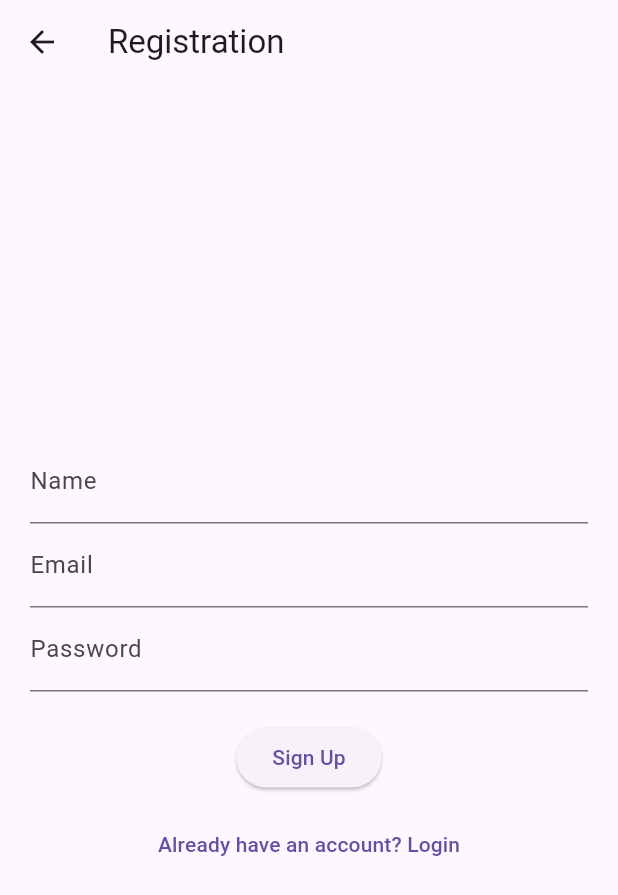
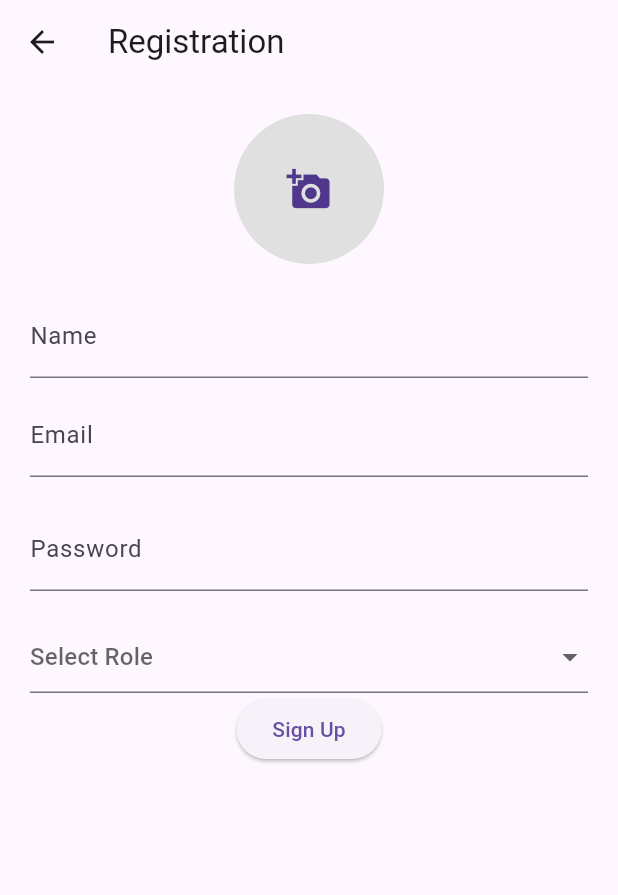
Before and after one commit to Rahulchavan3/pirateprogrammers, a Flutter app: the RegistrationPage screen opened by its route, after a tap on "Sign Up", on a phone screen of 412 x 824 dp. Shown: the top 895 px of the screen. Run offline on Flutter 3.47's test engine with Material 3 defaults, Android fonts, the phone set to English and light mode, and no system bars; our stand-ins replace cloud_firestore, firebase_auth, firebase_core, firebase_storage, image_picker; accounts and stored records are empty; network calls fail.

Commit message:
chnages in registration page

```diff
--- a/lib/registration_page.dart
+++ b/lib/registration_page.dart
@@ -1,7 +1,11 @@
 import 'package:flutter/material.dart';
 import 'package:firebase_auth/firebase_auth.dart';
 import 'package:cloud_firestore/cloud_firestore.dart';
-import 'package:pirateprogrammers/login_page.dart';
+
+import 'package:image_picker/image_picker.dart';
+import 'dart:io';
+import 'package:firebase_storage/firebase_storage.dart';
+import 'package:pirateprogrammers/volunteer/home_page.dart';
 
 class RegistrationPage extends StatefulWidget {
   const RegistrationPage({Key? key}) : super(key: key);
@@ -16,6 +20,45 @@ class _RegistrationPageState extends State<RegistrationPage> {
   final TextEditingController _nameController = TextEditingController();
   final TextEditingController _emailController = TextEditingController();
   final TextEditingController _passwordController = TextEditingController();
+  String? _selectedRole;
+  File? _image;
+
+  // Function to pick an image from gallery
+  Future<void> _getImage() async {
+    try {
+      final pickedFile =
+          await ImagePicker().pickImage(source: ImageSource.gallery);
+
+      setState(() {
+        if (pickedFile != null) {
+          _image = File(pickedFile.path);
+        } else {
+          print('No image selected.');
+        }
+      });
+    } catch (e) {
+      print('Error picking image: $e');
+    }
+  }
+
+  // Function to upload image to Firebase Storage
+  Future<String> _uploadImage(String userId) async {
+    if (_image == null) return '';
+
+    try {
+      Reference storageReference = FirebaseStorage.instance
+          .ref()
+          .child('user_images')
+          .child('$userId.jpg');
+      UploadTask uploadTask = storageReference.putFile(_image!);
+      TaskSnapshot snapshot = await uploadTask;
+      String downloadURL = await snapshot.ref.getDownloadURL();
+      return downloadURL;
+    } catch (e) {
+      print('Upload Image Error: $e');
+      return '';
+    }
+  }
 
   @override
   Widget build(BuildContext context) {
@@ -23,23 +66,40 @@ class _RegistrationPageState extends State<RegistrationPage> {
       appBar: AppBar(
         title: const Text('Registration'),
       ),
-      body: Padding(
+      body: SingleChildScrollView(
+        child: Padding(
           padding: const EdgeInsets.all(20.0),
           child: Column(
             mainAxisAlignment: MainAxisAlignment.center,
             children: <Widget>[
+              GestureDetector(
+                onTap: _getImage, // Open image picker
+                child: CircleAvatar(
+                  radius: 50,
+                  backgroundColor: Colors.grey[300],
+                  backgroundImage: _image != null ? FileImage(_image!) : null,
+                  child: _image == null
+                      ? const Icon(Icons.add_a_photo, size: 30)
+                      : null,
+                ),
+              ),
+              const SizedBox(height: 20),
               TextField(
                 controller: _nameController,
                 decoration: const InputDecoration(
                   labelText: 'Name',
                 ),
               ),
+              const SizedBox(
+                  height: 10), // Reduced space between Name and Email
               TextField(
                 controller: _emailController,
                 decoration: const InputDecoration(
                   labelText: 'Email',
                 ),
               ),
+              const SizedBox(
+                  height: 20), // Added space between Email and Password
               TextField(
                 controller: _passwordController,
                 decoration: const InputDecoration(
@@ -48,6 +108,26 @@ class _RegistrationPageState extends State<RegistrationPage> {
                 obscureText: true,
               ),
               const SizedBox(height: 20),
+              DropdownButtonFormField<String>(
+                value: _selectedRole,
+                hint: const Text('Select Role'),
+                onChanged: (value) {
+                  setState(() {
+                    _selectedRole = value;
+                    // If the selected role is 'Foodbank', clear the image
+                    if (_selectedRole == 'Foodbank') {
+                      _image = null;
+                    }
+                  });
+                },
+                items: ['Volunteer', 'Foodbank']
+                    .map<DropdownMenuItem<String>>((String value) {
+                  return DropdownMenuItem<String>(
+                    value: value,
+                    child: Text(value),
+                  );
+                }).toList(),
+              ),
               ElevatedButton(
                 onPressed: () async {
                   try {
@@ -58,6 +138,12 @@ class _RegistrationPageState extends State<RegistrationPage> {
                       password: _passwordController.text,
                     );
 
+                    // Upload image to Firebase Storage if not Foodbank role
+                    String imageURL = '';
+                    if (_image != null && _selectedRole != 'Foodbank') {
+                      imageURL = await _uploadImage(userCredential.user!.uid);
+                    }
+
                     // Add user details to Firestore collection
                     await _firestore
                         .collection('users')
@@ -65,12 +151,14 @@ class _RegistrationPageState extends State<RegistrationPage> {
                         .set({
                       'name': _nameController.text,
                       'email': _emailController.text,
+                      'role': _selectedRole,
+                      'profileImage': imageURL,
                     });
 
-                  // Navigate to login page on successful registration
+                    // Navigate to home page on successful registration
                     Navigator.pushReplacement(
                       context,
-                    MaterialPageRoute(builder: (context) => const LoginPage()),
+                      MaterialPageRoute(builder: (context) => const HomePage()),
                     );
                   } catch (e) {
                     print('Error: $e');
@@ -79,15 +167,8 @@ class _RegistrationPageState extends State<RegistrationPage> {
                 },
                 child: const Text('Sign Up'),
               ),
-            const SizedBox(height: 10),
-            TextButton(
-              onPressed: () {
-                // Navigate back to login page
-                Navigator.pop(context);
-              },
-              child: const Text('Already have an account? Login'),
+            ],
           ),
-          ],
         ),
       ),
     );
--- a/pubspec.yaml
+++ b/pubspec.yaml
@@ -39,6 +39,7 @@ dependencies:
   firebase_auth: ^4.17.9
   firebase_storage: ^11.6.10
   cloud_firestore: ^4.15.9
+  image_picker: ^1.0.7
 
 dev_dependencies:
   flutter_test:
```
Also changed, not shown: pubspec.lock, 5 other files. Lines whose indentation alone changed are shown as unchanged.
